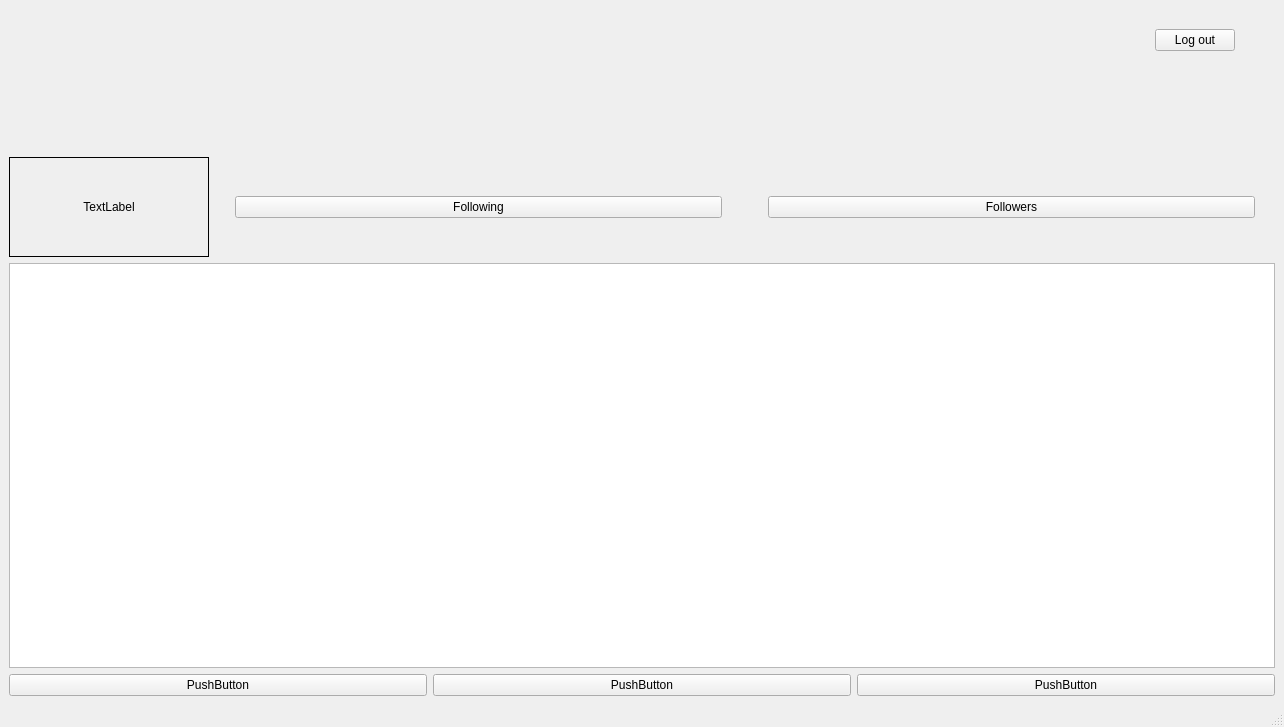
Above: Paxel/homescreen.ui from ClownKingWalrus/PAXEL before the change. Below: the same form after it.
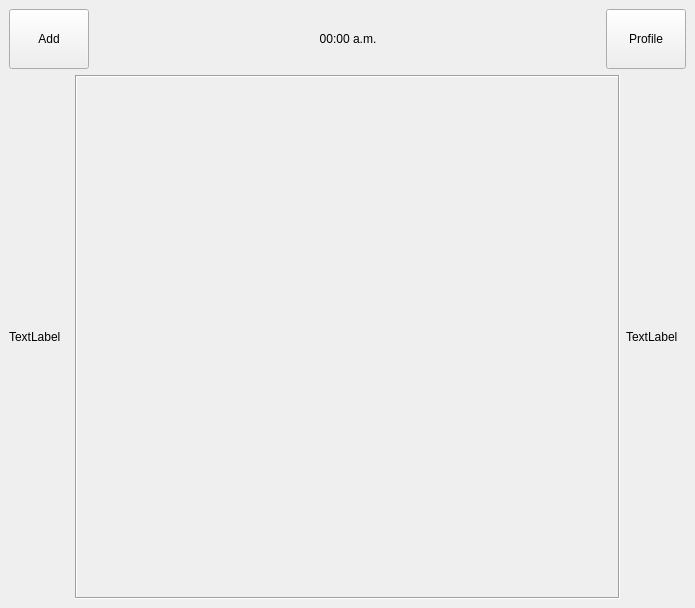
That is the form after the change.

Commit message: Qt homescreen rebase conflict fix(trunks_moment)

Patch:
```diff
--- a/Paxel/homescreen.ui
+++ b/Paxel/homescreen.ui
@@ -6,64 +6,38 @@
    <rect>
     <x>0</x>
     <y>0</y>
-    <width>1284</width>
-    <height>727</height>
+    <width>695</width>
+    <height>608</height>
    </rect>
   </property>
   <property name="windowTitle">
    <string>MainWindow</string>
   </property>
   <widget class="QWidget" name="centralwidget">
-   <layout class="QGridLayout" name="gridLayout_2">
-    <item row="0" column="0">
      <layout class="QGridLayout" name="gridLayout">
       <item row="0" column="0">
-       <layout class="QVBoxLayout" name="verticalLayout_3">
+     <layout class="QHBoxLayout" name="horizontalLayout_4">
         <item>
-         <layout class="QHBoxLayout" name="horizontalLayout_8">
-          <property name="topMargin">
-           <number>20</number>
-          </property>
-          <property name="bottomMargin">
-           <number>100</number>
-          </property>
-          <item>
-           <spacer name="horizontalSpacer">
-            <property name="orientation">
-             <enum>Qt::Orientation::Horizontal</enum>
-            </property>
-            <property name="sizeType">
-             <enum>QSizePolicy::Policy::Expanding</enum>
-            </property>
-            <property name="sizeHint" stdset="0">
-             <size>
-              <width>40</width>
-              <height>20</height>
-             </size>
-            </property>
-           </spacer>
-          </item>
-          <item>
-           <widget class="QPushButton" name="LogOut">
+       <widget class="QPushButton" name="Add1">
             <property name="minimumSize">
              <size>
-              <width>0</width>
-              <height>20</height>
-             </size>
-            </property>
+          <width>80</width>
+          <height>60</height>
+         </size>
+        </property>
+        <property name="styleSheet">
+         <string notr="true">font: 20pt &quot;Bahnschrift&quot;;</string>
+        </property>
             <property name="text">
-             <string>Log out</string>
+         <string>Add</string>
             </property>
            </widget>
           </item>
           <item>
-           <spacer name="horizontalSpacer_2">
+       <spacer name="horizontalSpacer_3">
             <property name="orientation">
              <enum>Qt::Orientation::Horizontal</enum>
             </property>
-            <property name="sizeType">
-             <enum>QSizePolicy::Policy::Minimum</enum>
-            </property>
             <property name="sizeHint" stdset="0">
              <size>
               <width>40</width>
@@ -72,29 +46,25 @@
             </property>
            </spacer>
           </item>
-         </layout>
-        </item>
         <item>
-         <layout class="QHBoxLayout" name="horizontalLayout_7">
-          <item>
-           <widget class="QLabel" name="Profile">
+       <widget class="QLabel" name="Clock">
             <property name="minimumSize">
-             <size>
-              <width>0</width>
-              <height>100</height>
-             </size>
-            </property>
-            <property name="maximumSize">
              <size>
               <width>200</width>
-              <height>500</height>
-             </size>
-            </property>
-            <property name="frameShape">
-             <enum>QFrame::Shape::Box</enum>
+          <height>0</height>
+         </size>
+        </property>
+        <property name="maximumSize">
+         <size>
+          <width>300</width>
+          <height>16777215</height>
+         </size>
+        </property>
+        <property name="styleSheet">
+         <string notr="true">font: 20pt &quot;Bahnschrift&quot;;</string>
             </property>
             <property name="text">
-             <string>TextLabel</string>
+         <string>00:00 a.m.</string>
             </property>
             <property name="alignment">
              <set>Qt::AlignmentFlag::AlignCenter</set>
@@ -102,28 +72,10 @@
            </widget>
           </item>
           <item>
-           <layout class="QHBoxLayout" name="horizontalLayout_9">
-            <property name="leftMargin">
-             <number>20</number>
-            </property>
-            <property name="rightMargin">
-             <number>20</number>
-            </property>
-            <item>
-             <widget class="QPushButton" name="Following">
-              <property name="text">
-               <string>Following</string>
-              </property>
-             </widget>
-            </item>
-            <item>
-             <spacer name="horizontalSpacer_3">
+       <spacer name="horizontalSpacer_4">
               <property name="orientation">
                <enum>Qt::Orientation::Horizontal</enum>
               </property>
-              <property name="sizeType">
-               <enum>QSizePolicy::Policy::Ignored</enum>
-              </property>
               <property name="sizeHint" stdset="0">
                <size>
                 <width>40</width>
@@ -133,65 +85,87 @@
              </spacer>
             </item>
             <item>
-             <widget class="QPushButton" name="Followers">
+       <widget class="QPushButton" name="Profile">
+        <property name="minimumSize">
+         <size>
+          <width>80</width>
+          <height>60</height>
+         </size>
+        </property>
+        <property name="styleSheet">
+         <string notr="true">font: 20pt &quot;Bahnschrift&quot;;</string>
+        </property>
               <property name="text">
-               <string>Followers</string>
+         <string>Profile</string>
               </property>
              </widget>
             </item>
            </layout>
           </item>
-         </layout>
-        </item>
+    <item row="1" column="0">
+     <layout class="QHBoxLayout" name="horizontalLayout_2">
         <item>
-         <layout class="QVBoxLayout" name="verticalLayout_5">
-          <item>
-           <widget class="QListView" name="listView"/>
-          </item>
-          <item>
-           <layout class="QHBoxLayout" name="horizontalLayout_5">
-            <item>
-             <widget class="QPushButton" name="pushButton_3">
-              <property name="text">
-               <string>PushButton</string>
-              </property>
-             </widget>
-            </item>
-            <item>
-             <widget class="QPushButton" name="pushButton_2">
+       <widget class="QLabel" name="label_3">
+        <property name="minimumSize">
+         <size>
+          <width>60</width>
+          <height>0</height>
+         </size>
+        </property>
+        <property name="maximumSize">
+         <size>
+          <width>300</width>
+          <height>16777215</height>
+         </size>
+        </property>
               <property name="text">
-               <string>PushButton</string>
+         <string>TextLabel</string>
               </property>
              </widget>
             </item>
             <item>
-             <widget class="QPushButton" name="pushButton">
-              <property name="text">
-               <string>PushButton</string>
-              </property>
-             </widget>
-            </item>
-           </layout>
-          </item>
-         </layout>
-        </item>
-       </layout>
-      </item>
-     </layout>
-    </item>
-   </layout>
-  </widget>
-  <widget class="QMenuBar" name="menubar">
+       <widget class="QScrollArea" name="scrollArea_2">
+        <property name="frameShape">
+         <enum>QFrame::Shape::Box</enum>
+        </property>
+        <property name="widgetResizable">
+         <bool>true</bool>
+        </property>
+        <widget class="QWidget" name="scrollAreaWidgetContents_2">
    <property name="geometry">
     <rect>
      <x>0</x>
      <y>0</y>
-     <width>1284</width>
-     <height>25</height>
+           <width>549</width>
+           <height>524</height>
     </rect>
    </property>
   </widget>
-  <widget class="QStatusBar" name="statusbar"/>
+       </widget>
+      </item>
+      <item>
+       <widget class="QLabel" name="label_4">
+        <property name="minimumSize">
+         <size>
+          <width>60</width>
+          <height>0</height>
+         </size>
+        </property>
+        <property name="maximumSize">
+         <size>
+          <width>300</width>
+          <height>16777215</height>
+         </size>
+        </property>
+        <property name="text">
+         <string>TextLabel</string>
+        </property>
+       </widget>
+      </item>
+     </layout>
+    </item>
+   </layout>
+  </widget>
  </widget>
  <resources/>
  <connections/>
```
Lines whose indentation alone changed are shown as unchanged. The commit also changes 13 other files.
